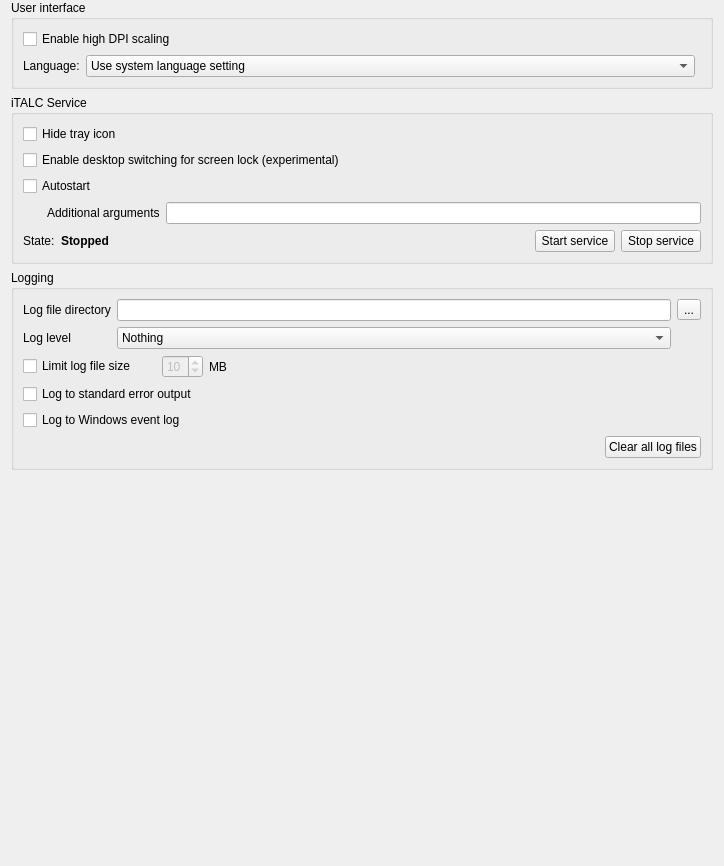
Before: the Qt Designer form imc/Forms/GeneralConfigurationPage.ui in veyon/veyon, drawn with Qt 5.
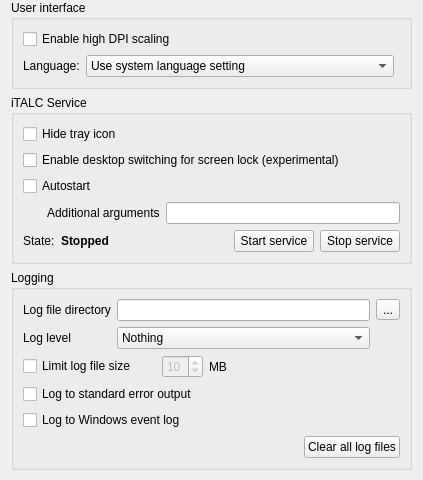
After: the same form once the commit is applied. Icons and pictures are not drawn.

Commit message: IMC: remove geometry settings from forms and make widgets adjust to contents

```diff
--- a/imc/Forms/GeneralConfigurationPage.ui
+++ b/imc/Forms/GeneralConfigurationPage.ui
@@ -2,14 +2,6 @@
 <ui version="4.0">
  <class>GeneralConfigurationPage</class>
  <widget class="QWidget" name="GeneralConfigurationPage">
-  <property name="geometry">
-   <rect>
-    <x>0</x>
-    <y>0</y>
-    <width>724</width>
-    <height>866</height>
-   </rect>
-  </property>
   <layout class="QVBoxLayout" name="verticalLayout_14">
    <property name="topMargin">
     <number>0</number>
@@ -38,6 +30,9 @@
           <verstretch>0</verstretch>
          </sizepolicy>
         </property>
+        <property name="sizeAdjustPolicy">
+         <enum>QComboBox::AdjustToContents</enum>
+        </property>
         <item>
          <property name="text">
           <string>Use system language setting</string>
@@ -208,6 +203,9 @@
         </item>
         <item row="1" column="1">
          <widget class="QComboBox" name="logLevel">
+          <property name="sizeAdjustPolicy">
+           <enum>QComboBox::AdjustToContents</enum>
+          </property>
           <item>
            <property name="text">
             <string>Nothing</string>
```
The commit also changes 4 other files.
